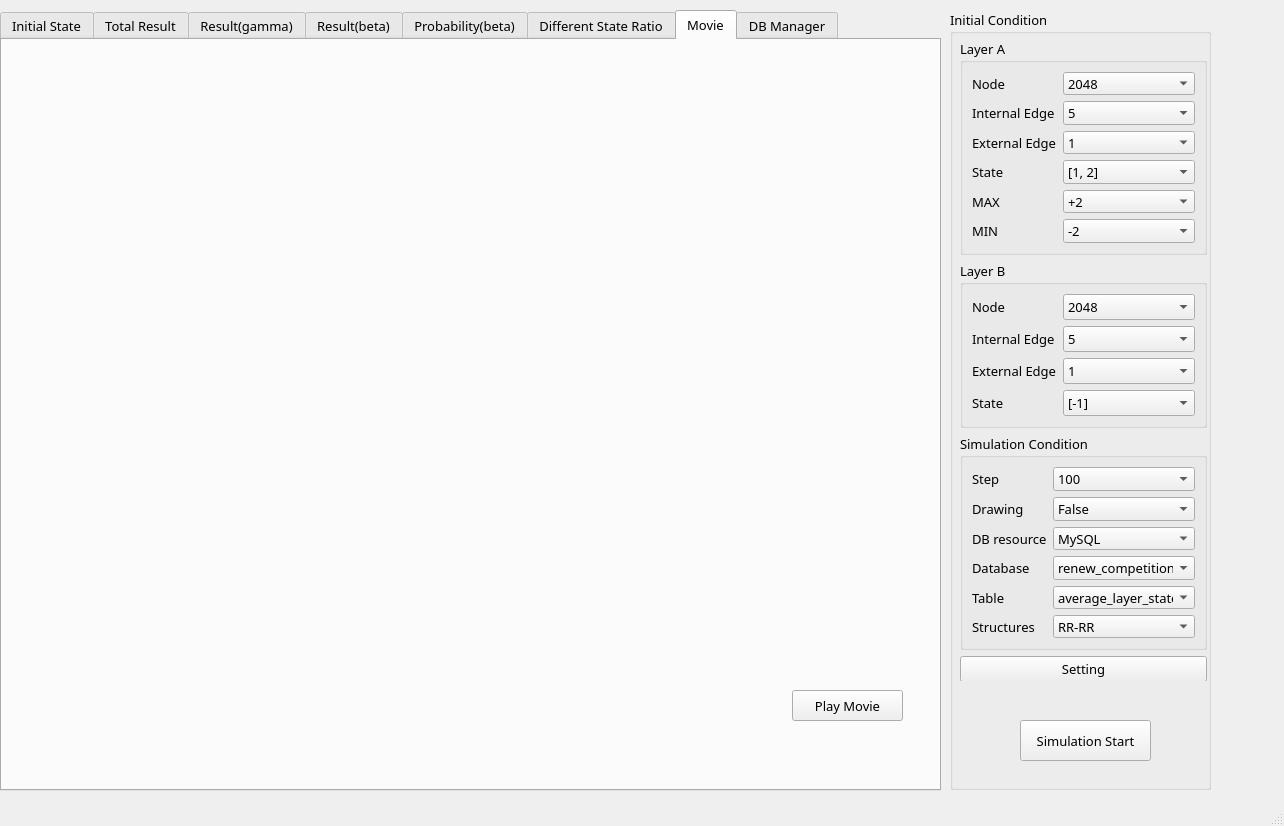
leighsix/CompetitionPycharm, file mainwindow.ui: the form before one commit.
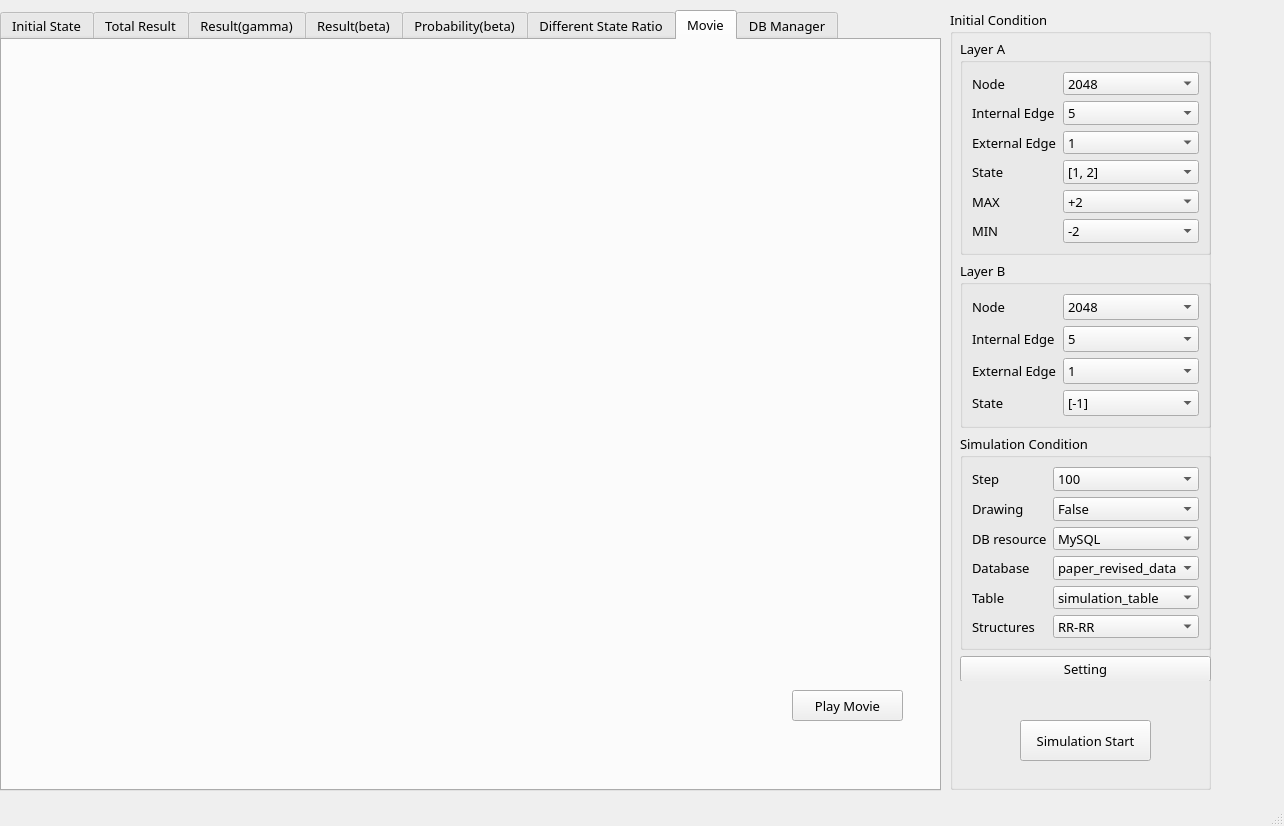
The form after the commit. Icons and pictures are not drawn.

The edit to the form file:
```diff
--- a/mainwindow.ui
+++ b/mainwindow.ui
@@ -1164,7 +1164,7 @@
       <rect>
        <x>10</x>
        <y>29</y>
-       <width>247</width>
+       <width>251</width>
        <height>642</height>
       </rect>
      </property>
@@ -1531,6 +1531,11 @@
              <height>12</height>
             </size>
            </property>
+           <item>
+            <property name="text">
+             <string>paper_revised_data</string>
+            </property>
+           </item>
            <item>
             <property name="text">
              <string>renew_competition</string>
@@ -1574,6 +1579,11 @@
              <height>12</height>
             </size>
            </property>
+           <item>
+            <property name="text">
+             <string>simulation_table</string>
+            </property>
+           </item>
            <item>
             <property name="text">
              <string>average_layer_state</string>
```
Left out of the diff: 10 changed lines with no effect on the pictures.
